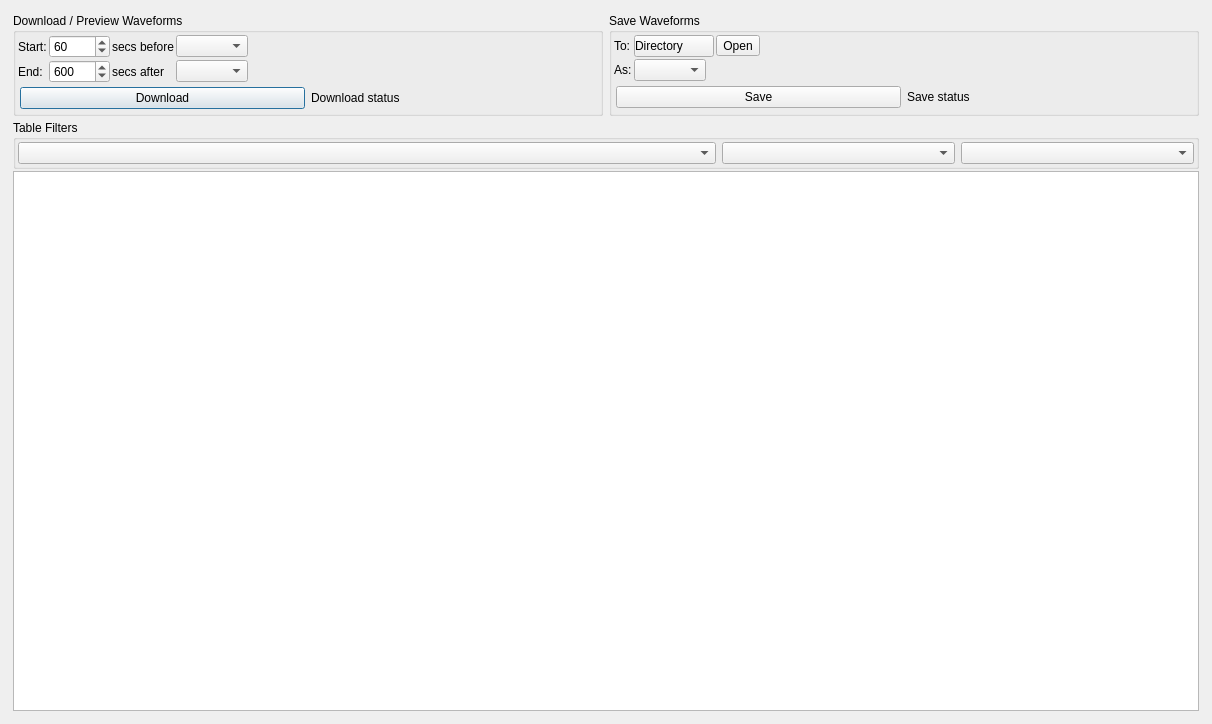
iris-edu/pyweed, file pyweed/gui/uic/WaveformDialog.ui: the form before one commit.
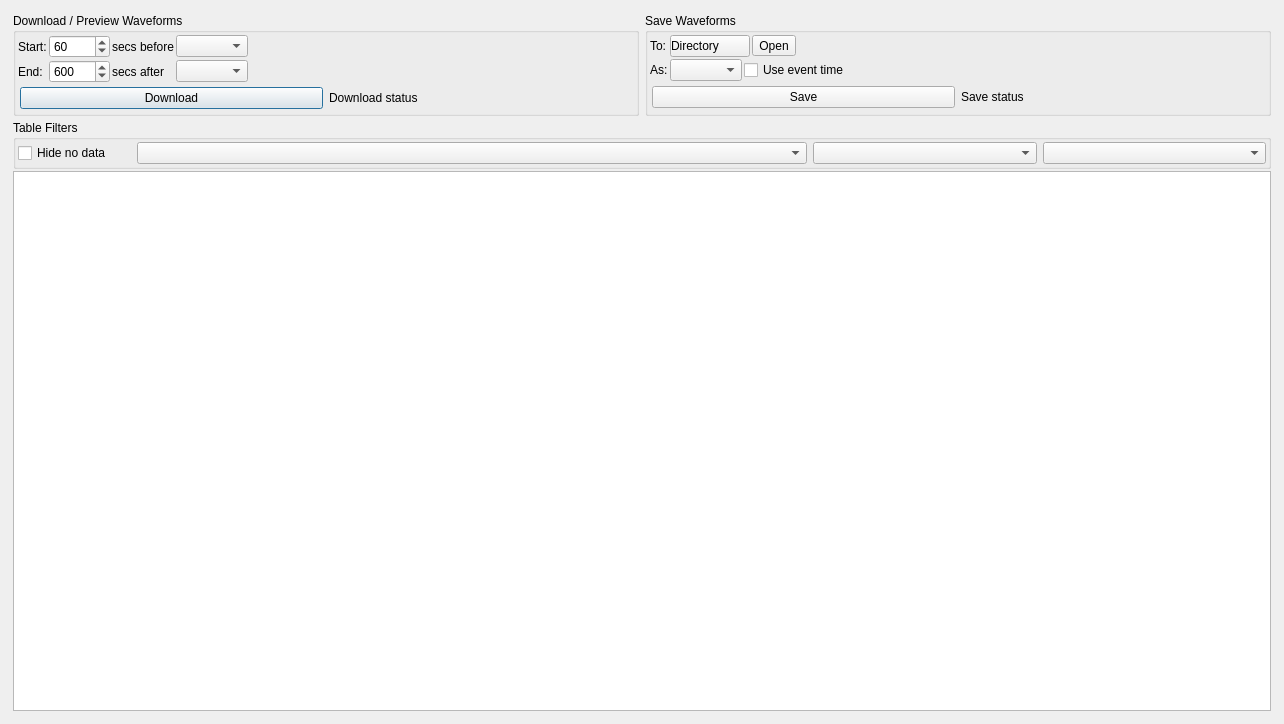
The form after the commit.

Commit message: Working "select all" for event/stations Option to use event time for SAC output Option to hide waveform rows when no data is found

The edit to the form file:
```diff
--- a/pyweed/gui/uic/WaveformDialog.ui
+++ b/pyweed/gui/uic/WaveformDialog.ui
@@ -6,7 +6,7 @@
    <rect>
     <x>0</x>
     <y>0</y>
-    <width>1212</width>
+    <width>1284</width>
     <height>724</height>
    </rect>
   </property>
@@ -216,10 +216,23 @@
             <number>2</number>
            </property>
            <item row="1" column="1">
-            <layout class="QHBoxLayout" name="horizontalLayout_4" stretch="0,1">
+            <layout class="QHBoxLayout" name="horizontalLayout_4" stretch="0,0,1">
              <item>
               <widget class="QComboBox" name="saveFormatComboBox"/>
              </item>
+             <item>
+              <widget class="QCheckBox" name="sacUseEventTimeCheckBox">
+               <property name="toolTip">
+                <string>For SAC output, use the event time as the origin (iztype=&quot;io&quot;)</string>
+               </property>
+               <property name="whatsThis">
+                <string/>
+               </property>
+               <property name="text">
+                <string>Use event time</string>
+               </property>
+              </widget>
+             </item>
              <item>
               <spacer name="horizontalSpacer_4">
                <property name="orientation">
@@ -373,7 +386,7 @@
         <property name="title">
          <string>Table Filters</string>
         </property>
-        <layout class="QHBoxLayout" name="horizontalLayout_2" stretch="3,1,1">
+        <layout class="QHBoxLayout" name="horizontalLayout_2" stretch="0,0,3,1,1">
          <property name="leftMargin">
           <number>2</number>
          </property>
@@ -386,6 +399,29 @@
          <property name="bottomMargin">
           <number>2</number>
          </property>
+         <item>
+          <widget class="QCheckBox" name="hideNoDataCheckBox">
+           <property name="toolTip">
+            <string>Hide rows when no data is found</string>
+           </property>
+           <property name="text">
+            <string>Hide no data</string>
+           </property>
+          </widget>
+         </item>
+         <item>
+          <spacer name="horizontalSpacer_2">
+           <property name="orientation">
+            <enum>Qt::Horizontal</enum>
+           </property>
+           <property name="sizeHint" stdset="0">
+            <size>
+             <width>20</width>
+             <height>0</height>
+            </size>
+           </property>
+          </spacer>
+         </item>
          <item>
           <widget class="QComboBox" name="eventComboBox"/>
          </item>
```
The commit also changes 8 other files.
